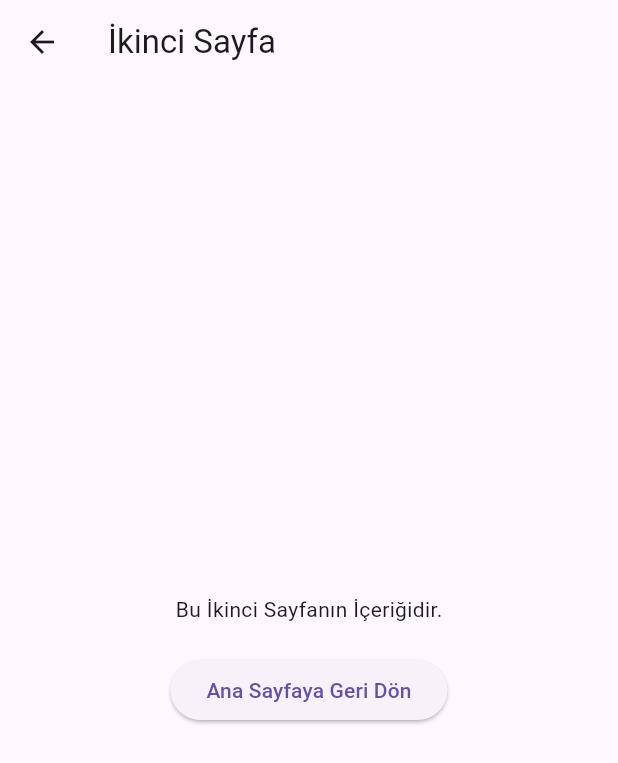
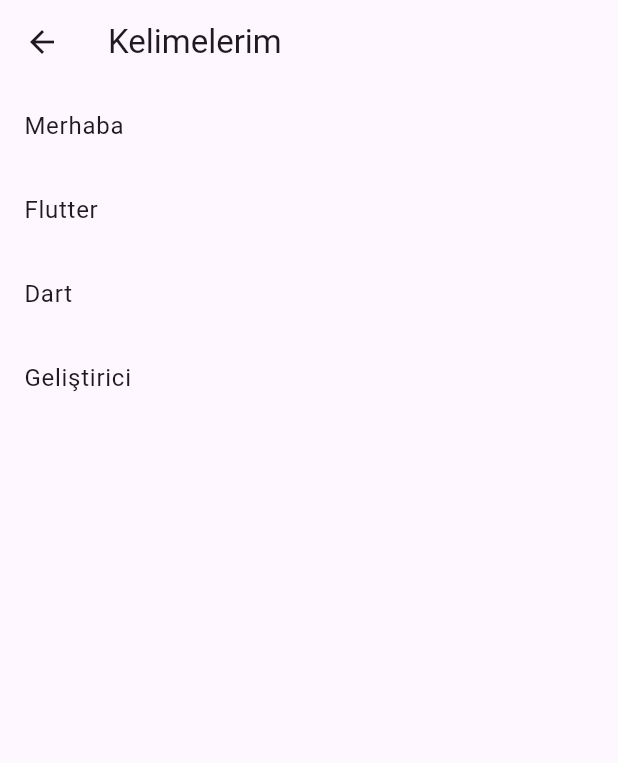
Before and after one commit to yas7ngzl0/vocafun, a Flutter app: the screen it shows after launch, after a tap on the "star" icon, on a phone screen of 412 x 824 dp. Shown: the top 763 px of the screen. Run offline on Flutter 3.47's test engine with Material 3 defaults, Android fonts, the phone set to English and light mode, and no system bars.

Commit message:
Now there's a dictionary section, and words can be deleted

```diff
--- a/lib/main.dart
+++ b/lib/main.dart
@@ -6,6 +6,13 @@
 }
 
 class MyApp extends StatelessWidget {
+  final List<String> savedWords = [
+    'Merhaba',
+    'Flutter',
+    'Dart',
+    'Geliştirici',
+  ];
+
   @override
   Widget build(BuildContext context) {
     return MaterialApp(
@@ -22,7 +29,8 @@
                 onPressed: () {
                   Navigator.push(
                     context,
-                    MaterialPageRoute(builder: (context) => SecondPage()),
+                    MaterialPageRoute(
+                        builder: (context) => DictionaryPage(savedWords)),
                   );
                 },
               ),
--- a/lib/second_page.dart
+++ b/lib/second_page.dart
@@ -1,28 +1,56 @@
 import 'package:flutter/cupertino.dart';
 import 'package:flutter/material.dart';
 
-class SecondPage extends StatelessWidget {
+class DictionaryPage extends StatelessWidget {
+  final List<String> savedWords;
+
+  DictionaryPage(this.savedWords);
+
   @override
   Widget build(BuildContext context) {
     return Scaffold(
       appBar: AppBar(
-        title: Text('İkinci Sayfa'),
+        title: Text('Kelimelerim'),
       ),
-      body: Center(
-        child: Column(
-          mainAxisAlignment: MainAxisAlignment.center,
-          children: [
-            Text('Bu İkinci Sayfanın İçeriğidir.'),
-            SizedBox(height: 20),
-            ElevatedButton(
-              onPressed: () {
-                // İkinci sayfadan ana sayfaya geri dön
-                Navigator.pop(context);
-              },
-              child: Text('Ana Sayfaya Geri Dön'),
+      body: ListView.builder(
+        itemCount: savedWords.length,
+        itemBuilder: (context, index) {
+          return Dismissible(
+            key: Key(savedWords[index]),
+            onDismissed: (direction) {
+              // Kaydedilen kelimeyi silme işlemi
+              savedWords.removeAt(index);
+            },
+            confirmDismiss: (direction) async {
+              return await showDialog(
+                context: context,
+                builder: (BuildContext context) {
+                  return AlertDialog(
+                    title: const Text("Silme Onayı"),
+                    content: const Text("Bu kelimeyi silmek istiyor musunuz?"),
+                    actions: <Widget>[
+                      TextButton(
+                        onPressed: () => Navigator.of(context).pop(true),
+                        child: const Text("Evet"),
+                      ),
+                      TextButton(
+                        onPressed: () => Navigator.of(context).pop(false),
+                        child: const Text("Hayır"),
+                      ),
+                    ],
+                  );
+                },
+              );
+            },
+            background: Container(
+              color: Colors.red,
+              child: Icon(Icons.delete, color: Colors.white),
             ),
-          ],
-        ),
+            child: ListTile(
+              title: Text(savedWords[index]),
+            ),
+          );
+        },
       ),
     );
   }
```
